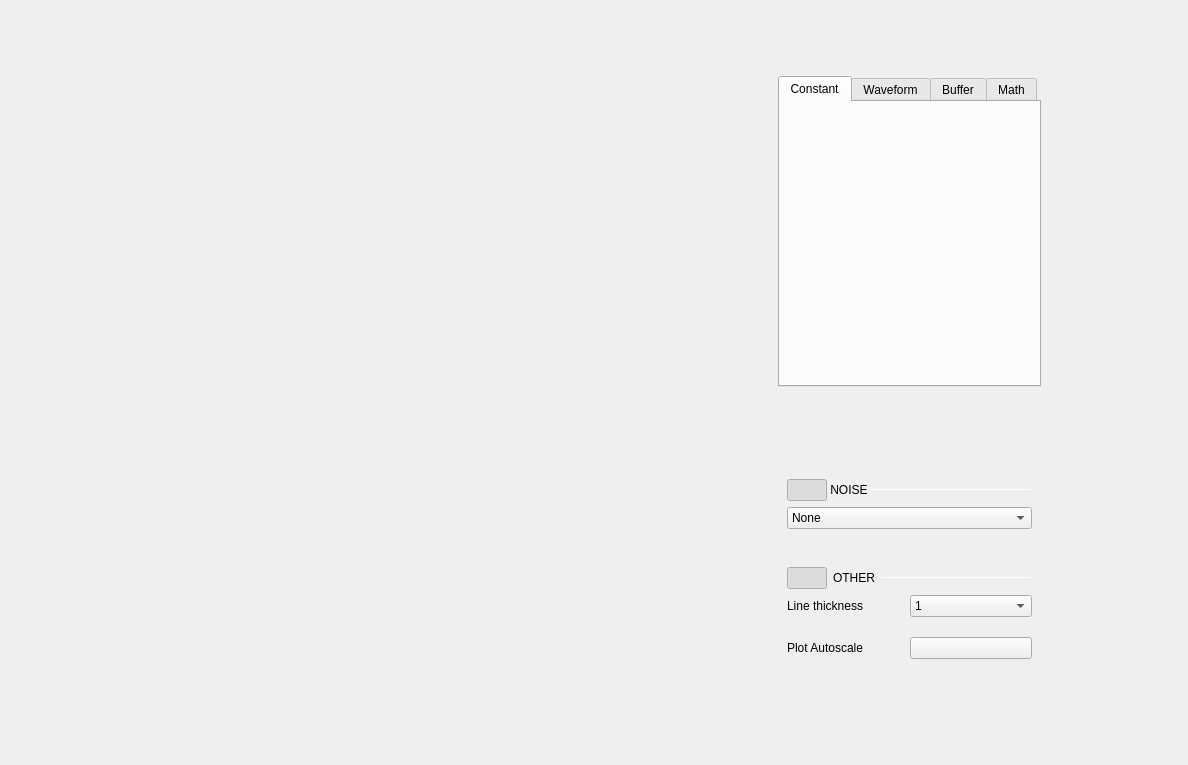
The window that ui/signal_generator.ui (analogdevicesinc/scopy) describes before a commit, drawn with Qt 5.
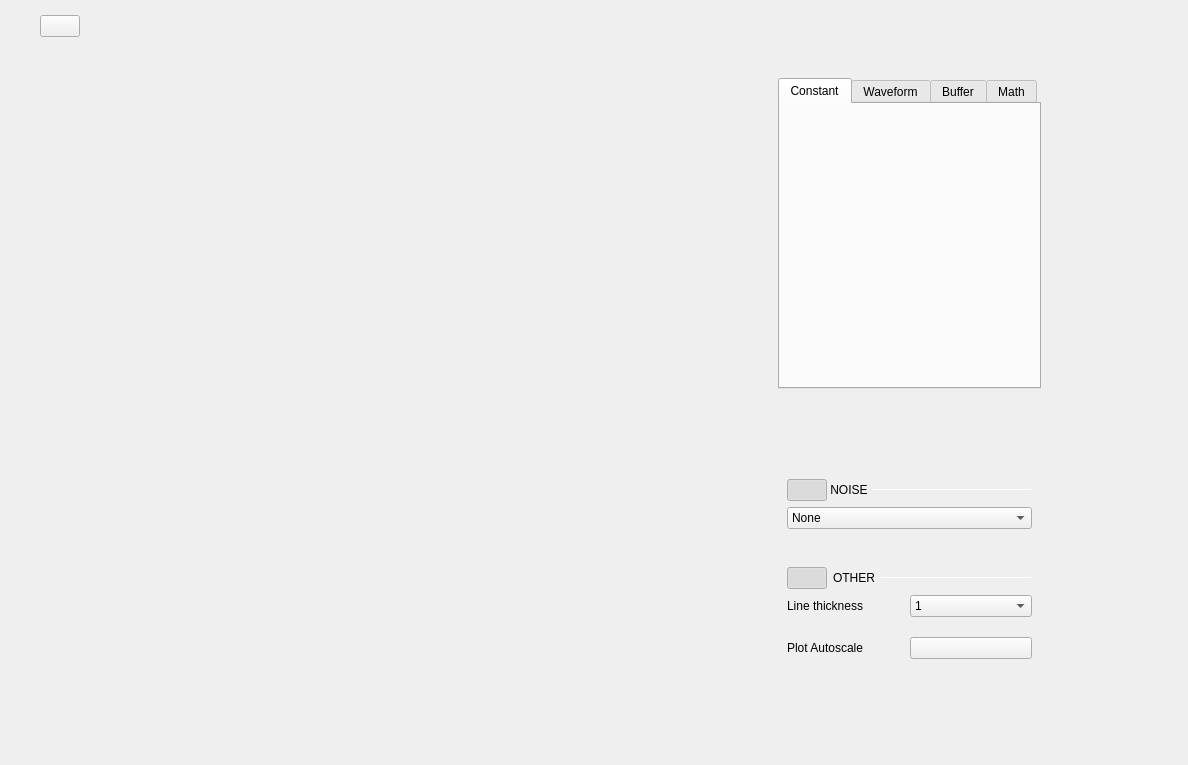
The same window after the commit. Icons and pictures are not drawn. Custom widgets are drawn as their Qt base class.

Commit message: Tools: Added help button for each tool

Diff of the .ui file:
```diff
--- a/ui/signal_generator.ui
+++ b/ui/signal_generator.ui
@@ -67,6 +67,25 @@
         <property name="bottomMargin">
          <number>16</number>
         </property>
+        <item>
+         <spacer name="horizontalSpacer_8">
+          <property name="orientation">
+           <enum>Qt::Horizontal</enum>
+          </property>
+          <property name="sizeType">
+           <enum>QSizePolicy::Preferred</enum>
+          </property>
+          <property name="sizeHint" stdset="0">
+           <size>
+            <width>40</width>
+            <height>20</height>
+           </size>
+          </property>
+         </spacer>
+        </item>
+        <item>
+         <widget class="adiscope::LinkedButton" name="btnHelp"/>
+        </item>
         <item>
          <spacer name="horizontalSpacer_3">
           <property name="orientation">
@@ -1420,16 +1439,21 @@
    <container>1</container>
   </customwidget>
   <customwidget>
-   <class>adiscope::Math</class>
-   <extends>QWidget</extends>
-   <header>math.hpp</header>
-   <container>1</container>
+   <class>adiscope::LinkedButton</class>
+   <extends>QPushButton</extends>
+   <header>linked_button.hpp</header>
   </customwidget>
   <customwidget>
    <class>adiscope::CustomSwitch</class>
    <extends>QPushButton</extends>
    <header>customSwitch.hpp</header>
   </customwidget>
+  <customwidget>
+   <class>adiscope::Math</class>
+   <extends>QWidget</extends>
+   <header>math.hpp</header>
+   <container>1</container>
+  </customwidget>
  </customwidgets>
  <resources/>
  <connections/>
```
The commit also changes 23 other files.
